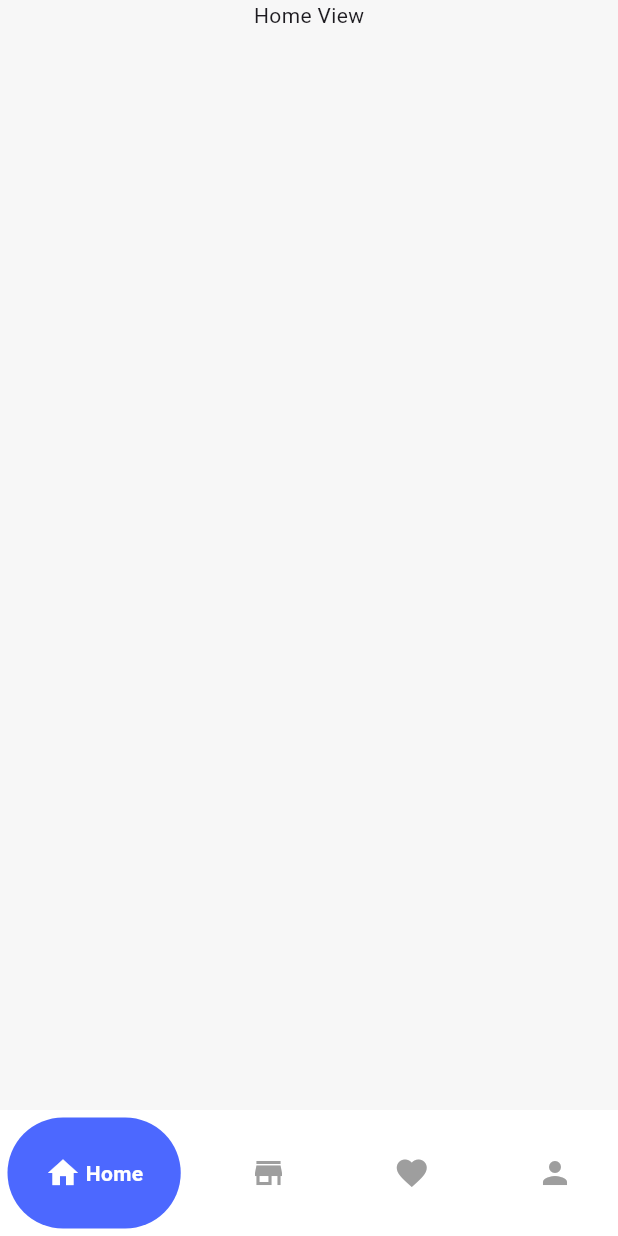
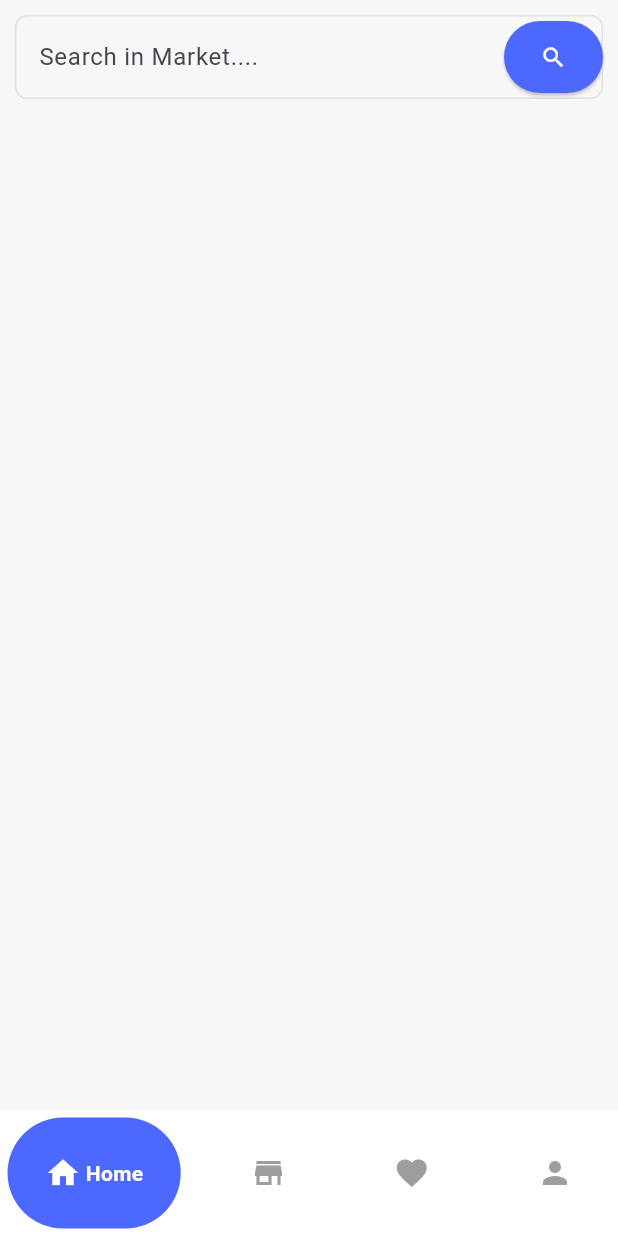
Before and after one commit to Ananhamdy11/e-commerce_app, a Flutter app: the MainHomeView screen opened directly, on a phone screen of 412 x 824 dp. Run offline on Flutter 3.47's test engine with Material 3 defaults, Android fonts, the phone set to English and light mode, and no system bars; drawn by our look-alikes of google_nav_bar; our stand-ins replace flutter_bloc.

Commit message:
finish search text field

```diff
--- /dev/null
+++ b/lib/feautres/nav bar/presentation/views/widgets/custom_search_field.dart
@@ -0,0 +1,51 @@
+import 'package:ecommerce_app/core/app_colors.dart';
+import 'package:flutter/material.dart';
+
+class CustomSearchField extends StatelessWidget {
+  const CustomSearchField({super.key,
+  });
+
+  @override
+  Widget build(BuildContext context) {
+    return TextFormField(
+      validator: (value){
+                    if(value!.isEmpty ){
+                      return 'please enter your password';
+                    }
+                    return null;
+                  },
+     keyboardType:TextInputType.text,
+     obscuringCharacter: '*',
+     decoration: InputDecoration(
+       label:const Text( 'Search in Market....') ,
+          suffixIcon: ElevatedButton.icon(
+            label:const Icon(Icons.search,color: AppColors.kWhiteColor,) ,
+           onPressed: (){},
+           style: ButtonStyle(
+            backgroundColor: WidgetStateProperty.all(AppColors.kPrimaryColor),
+                      ),
+          ),
+       border: OutlineInputBorder(
+         borderRadius: BorderRadius.circular(8),
+         borderSide: const BorderSide(
+           width: 2,
+           color: AppColors.kBordersideColor
+         )
+       ),
+       enabledBorder: OutlineInputBorder(
+         borderRadius: BorderRadius.circular(8),
+         borderSide:const BorderSide(
+           color: AppColors.kBordersideColor
+         )
+       ),
+       focusedBorder: OutlineInputBorder(
+         borderRadius: BorderRadius.circular(8),
+         borderSide: const BorderSide(
+           color: AppColors.kBordersideColor
+         )
+       ),
+     ),
+
+                    );
+  }
+}
--- a/lib/feautres/nav bar/presentation/views/widgets/home_view.dart
+++ b/lib/feautres/nav bar/presentation/views/widgets/home_view.dart
@@ -1,3 +1,5 @@
+import 'package:ecommerce_app/core/app_colors.dart';
+import 'package:ecommerce_app/feautres/nav%20bar/presentation/views/widgets/custom_search_field.dart';
 import 'package:flutter/material.dart';
 
 class HomeView extends StatelessWidget {
@@ -5,10 +7,12 @@ class HomeView extends StatelessWidget {
 
   @override
   Widget build(BuildContext context) {
-    return const Center(
-      child:  Column(
-        children: [
-          Text('Home View'),
+    return  Padding(
+      padding: const EdgeInsets.all(10.0),
+      child: ListView(
+        children:  [
+          CustomSearchField(),
+
         ],
       ),
     );
```
